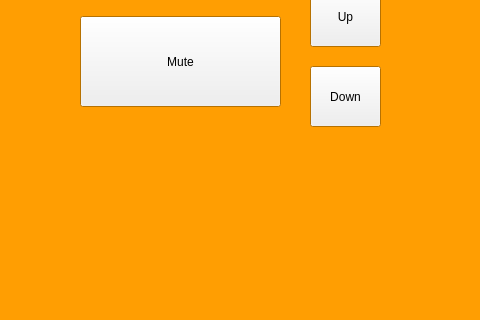
Above: source/Axolotl1.1/musicpage.ui from nickywongdong/wombat before the change; both pictures show x 0 to 480 and y 324 to 644 of the 1280 by 800 pixel window. Below: the same form after it.
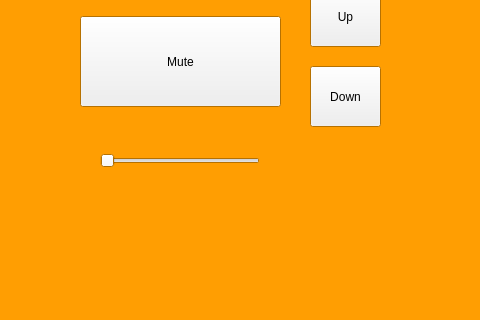
That is the form after the change.

Commit message: volume slider added

```diff
--- a/source/Axolotl1.1/musicpage.ui
+++ b/source/Axolotl1.1/musicpage.ui
@@ -210,6 +210,19 @@
     <string>Up</string>
    </property>
   </widget>
+  <widget class="QSlider" name="horizontalSlider">
+   <property name="geometry">
+    <rect>
+     <x>100</x>
+     <y>470</y>
+     <width>160</width>
+     <height>29</height>
+    </rect>
+   </property>
+   <property name="orientation">
+    <enum>Qt::Horizontal</enum>
+   </property>
+  </widget>
  </widget>
  <resources/>
  <connections/>
```
The commit also changes 11 other files.
